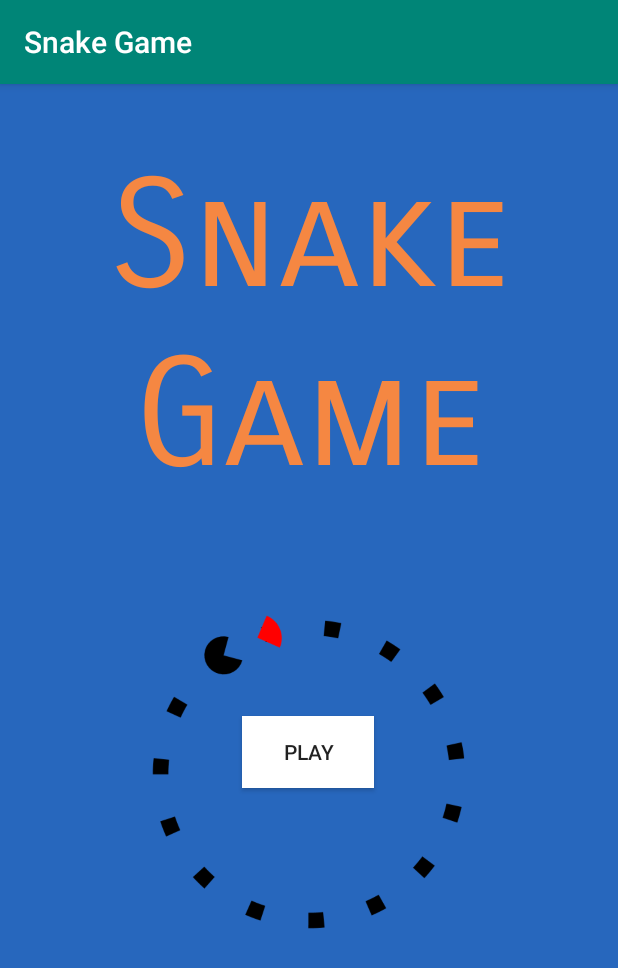
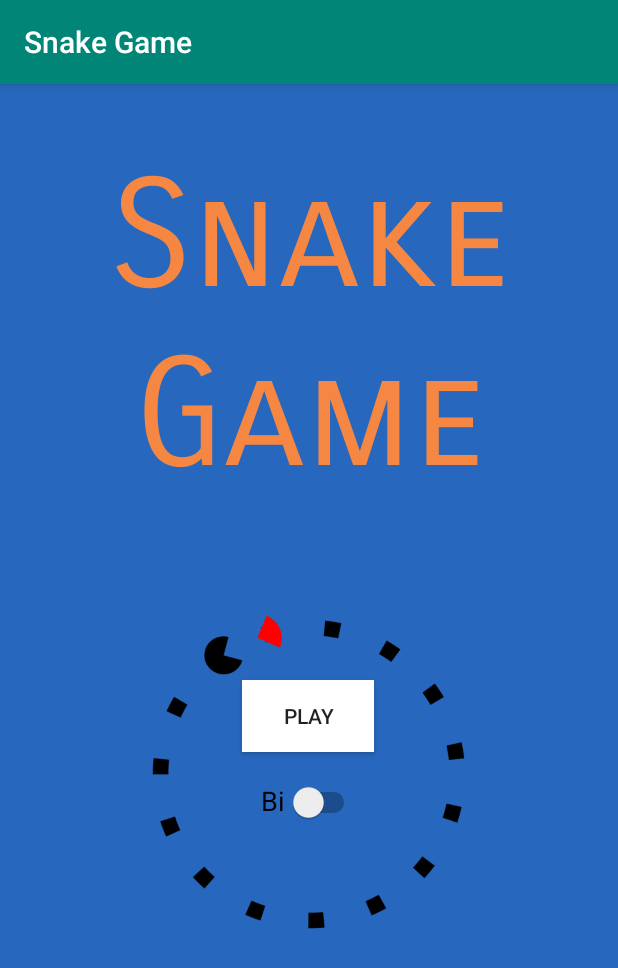
Before and after one commit to Nathan70/CS125ClickerGame, an Android app: the screen it shows after launch (MainActivity), on a phone screen of 412 x 824 dp. Shown: the top 968 px of the screen. Run offline under Robolectric (Android 15) with nearby library versions, the phone set to English and light mode, and no system bars.

Commit message:
main switch

```diff
--- a/app/src/main/res/layout/activity_main.xml
+++ b/app/src/main/res/layout/activity_main.xml
@@ -36,7 +36,7 @@
         android:layout_height="wrap_content"
         android:layout_marginStart="161dp"
         android:layout_marginLeft="161dp"
-        android:layout_marginTop="140dp"
+        android:layout_marginTop="116dp"
         android:layout_marginEnd="162dp"
         android:layout_marginRight="162dp"
         android:background="#FFFFFF"
@@ -58,4 +58,17 @@
         app:layout_constraintTop_toTopOf="parent"
         app:srcCompat="@drawable/snake_main" />
 
+    <Switch
+        android:id="@+id/gameSize"
+        android:layout_width="66dp"
+        android:layout_height="27dp"
+        android:layout_marginTop="20dp"
+        android:layout_marginEnd="172dp"
+        android:layout_marginRight="172dp"
+        android:background="#00FFFFFF"
+        android:text="@string/big"
+        android:textSize="18sp"
+        app:layout_constraintEnd_toEndOf="parent"
+        app:layout_constraintTop_toBottomOf="@+id/playButton" />
+
 </androidx.constraintlayout.widget.ConstraintLayout>
--- a/app/src/main/res/values/strings.xml
+++ b/app/src/main/res/values/strings.xml
@@ -4,4 +4,5 @@
     <string name="play">Play</string>
     <string name="score">Score:</string>
     <string name="defaultScore">0</string>
+    <string name="big">Big</string>
 </resources>
```
